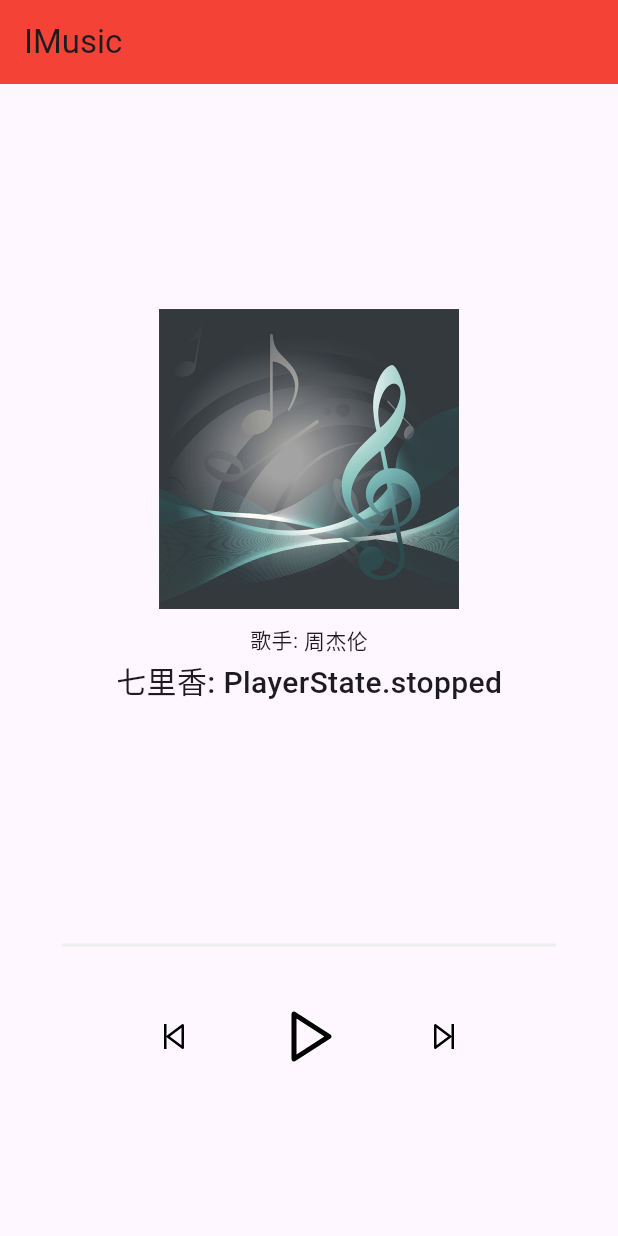
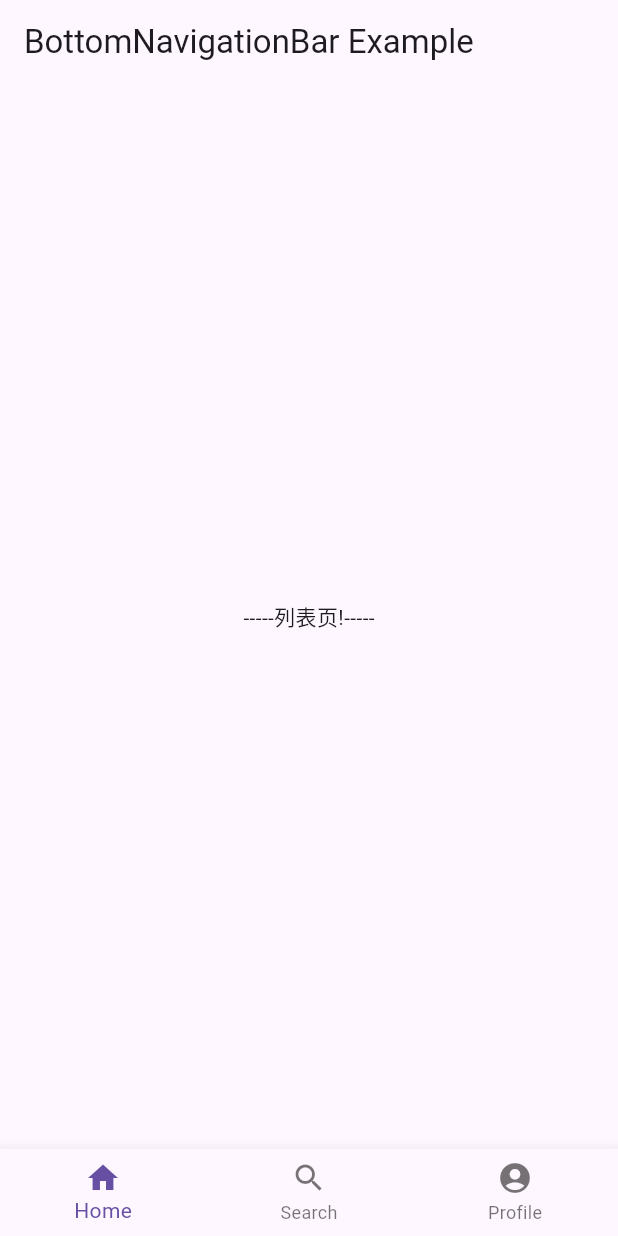
Before and after one commit to dingshaohua-com/imusic, a Flutter app: the screen it shows after launch, on a phone screen of 412 x 824 dp. Run offline on Flutter 3.47's test engine with Material 3 defaults, Android fonts, the light colour scheme and no system bars; our stand-ins replace audioplayers, flutter_svg.

Commit message:
feat: update

```diff
--- /dev/null
+++ b/lib/app.dart
@@ -0,0 +1,65 @@
+import 'package:flutter/material.dart';
+import 'package:imusic/player.dart';
+import 'list.dart';
+
+
+class MyApp extends StatelessWidget {
+  const MyApp({super.key});
+
+  @override
+  Widget build(BuildContext context) {
+    return const MaterialApp(
+      home: HomeScreen(),
+    );
+  }
+}
+
+class HomeScreen extends StatefulWidget {
+  const HomeScreen({super.key});
+
+  @override
+  State<HomeScreen> createState() => _HomeScreenState();
+}
+
+class _HomeScreenState extends State<HomeScreen> {
+  int _currentIndex = 0;  // 当前选中的索引
+
+  // 每个 tab 对应的内容
+  final List<Widget> _pages = [
+    const Center(child: MyList()),
+    Center(child: MyPlayer()),
+    const Center(child: Text('Profile Page')),
+  ];
+
+  @override
+  Widget build(BuildContext context) {
+    return Scaffold(
+      appBar: AppBar(
+        title: const Text('BottomNavigationBar Example'),
+      ),
+      body: _pages[_currentIndex],  // 显示当前选中的页面
+      bottomNavigationBar: BottomNavigationBar(
+        currentIndex: _currentIndex,  // 当前选中的索引
+        onTap: (index) {
+          setState(() {
+            _currentIndex = index;  // 更新当前选中的索引
+          });
+        },
+        items: const [
+          BottomNavigationBarItem(
+            icon: Icon(Icons.home),
+            label: 'Home',
+          ),
+          BottomNavigationBarItem(
+            icon: Icon(Icons.search),
+            label: 'Search',
+          ),
+          BottomNavigationBarItem(
+            icon: Icon(Icons.account_circle),
+            label: 'Profile',
+          ),
+        ],
+      ),
+    );
+  }
+}
--- /dev/null
+++ b/lib/list.dart
@@ -0,0 +1,14 @@
+import 'package:flutter/widgets.dart';
+
+// 根组件（root widget）
+class MyList extends StatelessWidget {
+  const MyList({super.key});
+
+  @override
+  Widget build(BuildContext context) {
+    return const Text( // text widget
+      '-----列表页!-----',
+      textDirection: TextDirection.ltr,
+    );
+  }
+}
--- a/lib/main.dart
+++ b/lib/main.dart
@@ -1,5 +1,5 @@
 import 'package:flutter/material.dart';
-import 'package:imusic/player.dart';
+import 'package:imusic/app.dart';
 
 // 应用入口程序
 void main() {
--- a/lib/player.dart
+++ b/lib/player.dart
@@ -1,38 +1,58 @@
 import 'package:flutter/material.dart';
 import 'package:flutter_svg/svg.dart';
 import 'package:audioplayers/audioplayers.dart';
+import 'package:intl/intl.dart';
 
 // 根组件（root widget）
-class MyApp extends StatefulWidget {
+class MyPlayer extends StatefulWidget {
   @override
   State<StatefulWidget> createState() => _MyAppState();
 }
 
-class _MyAppState extends State<MyApp> {
+class _MyAppState extends State<MyPlayer> {
   AudioPlayer player = AudioPlayer();
   PlayerState? _playerState;
-  Duration? _position;
+  Duration _duration = const Duration(minutes: 0, seconds: 0); // 总时长
+  Duration _position = const Duration(minutes: 0, seconds: 0); // 当前进度
 
   // 生命周期函数，用于初始化状态，如果有需要可以写，非必须如初始化数据、设置监听器、调用异步操作等
   @override
   void initState() {
     super.initState();
 
+    // 从 player 中对变量初始化
     _playerState = player.state;
+    player.getDuration().then(
+          (value) => setState(() {
+            _duration = value!;
+          }),
+        );
+    player.getCurrentPosition().then(
+          (value) => setState(() {
+            _position = value!;
+          }),
+        );
 
-    // 监听状态变化
+    // ---监听状态变化 _initStreams start---
+    player.onDurationChanged.listen((duration) {
+      setState(() => _duration = duration);
+    });
+    player.onPositionChanged.listen(
+      (p) => setState(() => _position = p),
+    );
     player.onPlayerComplete.listen((event) {
-      setState(() => _playerState = PlayerState.stopped);
+      setState(() {
+        _playerState = PlayerState.stopped;
+        _position = Duration.zero;
+      });
     });
-
-    // 监听状态变化
     player.onPlayerStateChanged.listen((state) {
       setState(() => _playerState = state);
     });
+    // ---监听状态变化 _initStreams end---
   }
 
   // 点击播放相关按钮
-
   Future<void> _init(
       {String url = 'https://file.dingshaohua.com/qlx.mp3'}) async {
     await player.setSource(UrlSource(url));
@@ -62,11 +82,13 @@ class _MyAppState extends State<MyApp> {
   @override
   Widget build(BuildContext context) {
     final screenWidth = MediaQuery.of(context).size.width;
-    final screenHeight = MediaQuery.of(context).size.height;
     const String appTitle = 'IMusic';
-    String playIcon = _playerState == PlayerState.stopped || _playerState == PlayerState.paused ? 'assets/img/player-play.svg':'assets/img/player-pause.svg';
-    print('------------');
-    print(playIcon);
+    String playIcon = _playerState == PlayerState.stopped ||
+            _playerState == PlayerState.paused
+        ? 'assets/img/player-play.svg'
+        : 'assets/img/player-pause.svg';
+    String positionTemp = DateFormat("mm:ss").format(DateTime(0).add(_position));
+    String durationTemp = DateFormat("mm:ss").format(DateTime(0).add(_duration));
     return MaterialApp(
       title: appTitle,
       home: Scaffold(
@@ -78,31 +100,31 @@ class _MyAppState extends State<MyApp> {
             mainAxisAlignment: MainAxisAlignment.start, // 让子组件从顶部开始排列
             children: [
               Container(
-                  margin: const EdgeInsets.only(top: 150), // 在四个方向上添加 20 的外部间距
+                  margin: const EdgeInsets.only(top: 100), // 在四个方向上添加 20 的外部间距
                   child: Align(
                       alignment: Alignment.center,
                       child: Image.asset(
                         'assets/img/defaut-music.jpg',
-                        width: 200, // 设置图片的宽度
-                        height: 200, // 设置图片的高度
+                        width: 220, // 设置图片的宽度
+                        height: 220, // 设置图片的高度
                       ))),
               Container(
                   margin: const EdgeInsets.only(top: 10),
-                  child: const Row(
+                  child: Row(
                     mainAxisAlignment: MainAxisAlignment.center,
-                    children: [Text('歌手: '), Text('周杰伦')],
+                    children: [const Text('歌手: '), const Text('周杰伦'), const SizedBox(width: 10), const Text('|'), const SizedBox(width: 10), Text('$positionTemp / $durationTemp')],
                   )),
               Container(
                   margin: const EdgeInsets.only(top: 2),
-                  child: Text(
-                    '七里香: $_playerState',
+                  child: const Text(
+                    '七里香',
                     style: const TextStyle(
                       fontSize: 20.0,
                       fontWeight: FontWeight.w500,
                     ),
                   )),
               Container(
-                  margin: const EdgeInsets.only(top: 160),
+                  margin: const EdgeInsets.only(top: 60),
                   width: screenWidth * 0.8,
                   height: 2,
                   color: Colors.grey[200]),
@@ -121,16 +143,9 @@ class _MyAppState extends State<MyApp> {
                     SizedBox(width: 60),
                     GestureDetector(
                         onTap: () async {
-                          print('点击时事件了');
-                          print(_playerState);
-
                           // 处理点击事件
-
                           if (_playerState == PlayerState.stopped) {
-                            // player.play(UrlSource(musicPath));
-                            print('------------');
-
-                            if (player.source==null) {
+                            if (player.source == null) {
                               print('初始化了');
                               await _init();
                             }
@@ -142,7 +157,7 @@ class _MyAppState extends State<MyApp> {
                           } else if (_playerState == PlayerState.playing) {
                             await _pause();
                             print('暂停了');
-                          }else{
+                          } else {
                             print('点击时事件了，但是都没匹配');
                           }
                         },
--- a/pubspec.yaml
+++ b/pubspec.yaml
@@ -32,8 +32,7 @@ dependencies:
     sdk: flutter
   flutter_svg: ^2.0.16 # svg支持
   audioplayers: ^6.1.0 # 音频播放
-
-
+  intl: ^0.20.1
   # The following adds the Cupertino Icons font to your application.
   # Use with the CupertinoIcons class for iOS style icons.
   cupertino_icons: ^1.0.8
```
Also changed, not shown: pubspec.lock.
